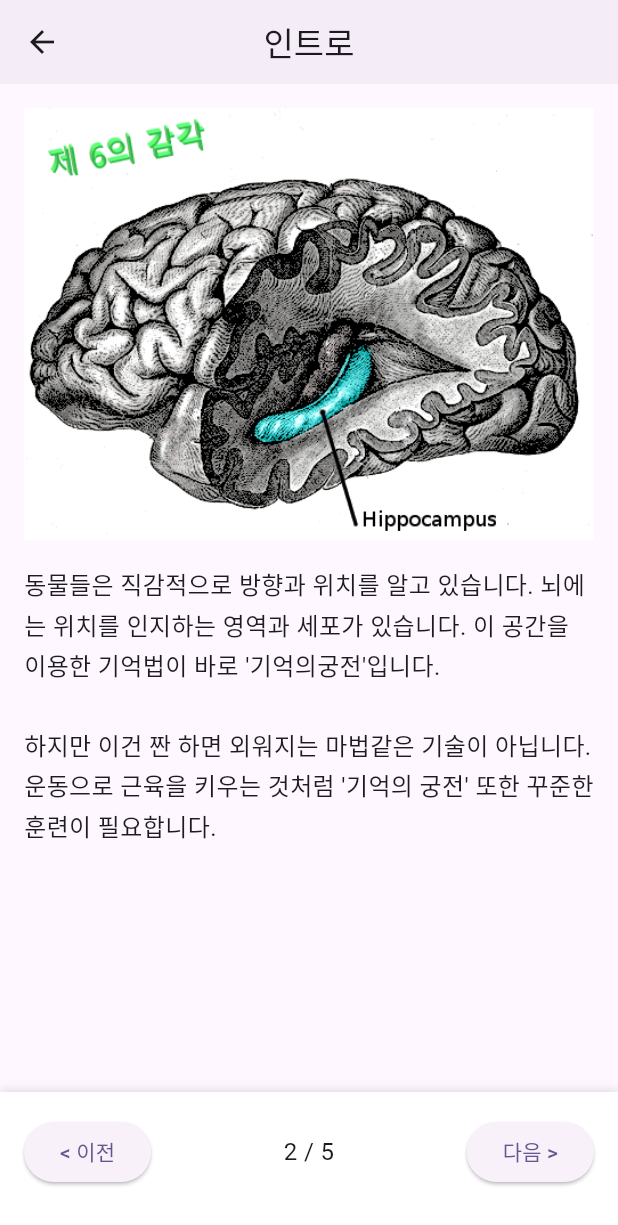
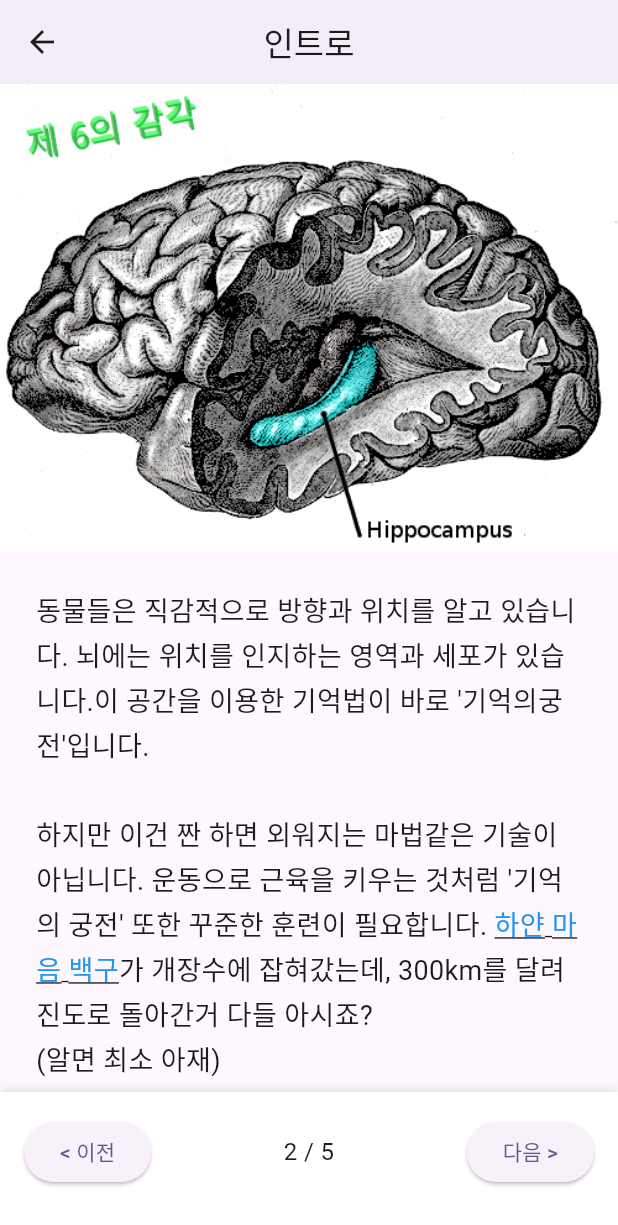
Before and after one commit to sunpark20/new_mplace, a Flutter app: the DayScreen screen opened directly, after a tap on "다음 >", on a phone screen of 412 x 824 dp. Shown: the top 1225 px of the screen. Run offline on Flutter 3.47's test engine with Material 3 defaults, Android fonts, the phone set to English and light mode, and no system bars; drawn by our look-alikes of flutter_html; our stand-ins replace audioplayers, shared_preferences, video_player; accounts and stored records are empty.

Commit message:
day0 완료

```diff
--- a/flutter_app/lib/data/day0.dart
+++ b/flutter_app/lib/data/day0.dart
@@ -9,26 +9,29 @@ class Day0 {
         imageAssetPath: 'assets/images/d0_5.png',
       ),
       TI(
-        text: "동물들은 직감적으로 방향과 위치를 알고 있습니다. 뇌에는 위치를 인지하는 영역과 세포가 있습니다. "
-            "이 공간을 이용한 기억법이 바로 '기억의궁전'입니다. \n\n"
+        text: "동물들은 직감적으로 방향과 위치를 알고 있습니다. 뇌에는 위치를 인지하는 영역과 세포가 있습니다."
+            "이 공간을 이용한 기억법이 바로 '기억의궁전'입니다. <br><br>"
             "하지만 이건 짠 하면 외워지는 마법같은 기술이 아닙니다. "
-            "운동으로 근육을 키우는 것처럼 '기억의 궁전' 또한 꾸준한 훈련이 필요합니다. ",
+            "운동으로 근육을 키우는 것처럼 '기억의 궁전' 또한 꾸준한 훈련이 필요합니다. "
+            "<a href='https://namu.wiki/w/%ED%95%98%EC%96%80%EB%A7%88%EC%9D%8C%20%EB%B0%B1%EA%B5%AC'>하얀 마음 백구</a>가 개장수에 잡혀갔는데, 300km를 달려 진도로 돌아간거 다들 아시죠?<br>"
+            "(알면 최소 아재)",
         imageAssetPath: 'assets/images/d0_2.png',
-      ),
+      ).asHtml(),
       TI(
         text: "프로 기억력 선수들과 '기억의궁전'을 배운 많은 사람들이 기억술의 힘을 증명하고 있습니다.\n"
             "학교에서 성적을 잘 받거나, 얼굴과 이름을 기억하는 등 생활 전반에 도움이 될 것입니다."
-            " 그리고 옥스포드 사전의 6만개 단어의 뜻을 암기하고, 8만자리의 원주율값을 순서대로 외우는 등의 엄청난 능력을 발휘할 수도 있습니다.",
+            " 그리고 옥스포드 사전의 6만개 단어의 뜻을 암기하고, <a href='https://www.guinnessworldrecords.com/world-records/most-pi-places-memorised'>7만자리의 원주율값을 순서대로 외우는</a> 등 엄청난 능력을 발휘할 수도 있습니다.",
         imageAssetPath: 'assets/images/d0_1.png',
-      ),
+      ).asHtml(),
       TI(
-        text: "기억력대회를 취재하러 갔다가, 1년만에 미국기억력 챔피언이 된 기자의 ted 강연입니다.\n   ▽\n나중에 보셔도 됩니다. 데이터조심!",
+        text: "특별한 사람들의 이야기 같나요?? 기억력대회를 취재하러 갔다가, 1년만에 미국기억력 챔피언이 된 <span style='color: red; font-size: 23px;'>평범한</span> 기자의 ted 강연입니다.\n   ▽\n나중에 보셔도 됩니다. 데이터조심!",
       ).asYoutubeLink(),
       TI(
         text: "천재? 똑똑함? 과는 상관없습니다. 인간에게는 장소를 기억하는 힘이 있습니다."
+            "저는 아주 인간입니다.\n연습을 통해 카드 한덱의 순서를 맞추고, 몇십자리의 숫자를 외웠습니다."
             "\n간단한 기억법부터 시작해서 '기억의 궁전'을 배워 봅시다. 레츠고!",
         imageAssetPath: 'assets/images/d0_3.png',
-      ),
+      ).asHtml(),
     ];
   }
 }
--- a/flutter_app/lib/screens/day_screen.dart
+++ b/flutter_app/lib/screens/day_screen.dart
@@ -4,6 +4,7 @@ import 'dart:math';
 import 'package:flutter/material.dart';
 import 'package:audioplayers/audioplayers.dart';
 import 'package:flutter_html/flutter_html.dart';
+import 'package:url_launcher/url_launcher.dart';
 
 import '../models/ti.dart';
 
@@ -390,7 +391,7 @@ class _DayScreenState extends State<DayScreen> {
                     }
                   },
                   child: SingleChildScrollView(
-                    padding: const EdgeInsets.all(16.0),
+                    padding: EdgeInsets.zero,
                     child: Column(
                       crossAxisAlignment: CrossAxisAlignment.stretch,
                       children: [
@@ -399,7 +400,8 @@ class _DayScreenState extends State<DayScreen> {
                             padding: const EdgeInsets.only(bottom: 16.0),
                             child: Image.asset(
                               ti.imageAssetPath!,
-                              fit: BoxFit.contain,
+                              width: double.infinity,
+                              fit: BoxFit.fitWidth,
                               errorBuilder: (context, error, stackTrace) {
                                 debugPrint(
                                     'Error loading image ${ti.imageAssetPath}: $error');
@@ -419,7 +421,8 @@ class _DayScreenState extends State<DayScreen> {
                             padding: const EdgeInsets.only(bottom: 16.0),
                             child: Image.asset(
                               ti.resultImageAssetPath!,
-                              fit: BoxFit.contain,
+                              width: double.infinity,
+                              fit: BoxFit.fitWidth,
                               errorBuilder: (context, error, stackTrace) {
                                 debugPrint(
                                     'Error loading result image ${ti.resultImageAssetPath}: $error');
@@ -435,11 +438,10 @@ class _DayScreenState extends State<DayScreen> {
                             ),
                           ),
                         if (ti.hasAnimation && ti.animationFrames!.isNotEmpty)
-                          Padding(
-                            padding: const EdgeInsets.only(bottom: 16.0),
-                            child: Image.asset(
+                            Image.asset(
                               ti.animationFrames![_currentAnimationFrame],
-                              fit: BoxFit.contain,
+                              width: double.infinity,
+                              fit: BoxFit.fitWidth,
                               errorBuilder: (context, error, stackTrace) {
                                 debugPrint(
                                     'Error loading animation frame: $error');
@@ -452,22 +454,45 @@ class _DayScreenState extends State<DayScreen> {
                                 );
                               },
                             ),
-                          ),
                         if (ti.isHtml)
-                          Html(
-                            data: ti.text,
-                            onLinkTap: (url, attributes, element) {
-                              debugPrint('Link tapped: $url');
-                            },
+                          Padding(
+                            padding: const EdgeInsets.symmetric(horizontal: 16.0),
+                            child: Html(
+                              data: ti.text,
+                              style: {
+                                "body": Style(
+                                  fontSize: FontSize(18.0),
+                                  lineHeight: LineHeight(1.6),
+                                ),
+                              },
+                              onLinkTap: (url, attributes, element) async {
+                                debugPrint('Link tapped: $url');
+                                if (url != null) {
+                                  final uri = Uri.parse(url);
+                                  try {
+                                    if (await canLaunchUrl(uri)) {
+                                      await launchUrl(uri, mode: LaunchMode.externalApplication);
+                                    } else {
+                                      debugPrint('Could not launch $url');
+                                    }
+                                  } catch (e) {
+                                    debugPrint('Error launching url: $e');
+                                  }
+                                }
+                              },
+                            ),
                           )
-                        else
-                          Text(
-                            ti.text,
-                            style: const TextStyle(fontSize: 16, height: 1.6),
+                      else
+                          Padding(
+                            padding: const EdgeInsets.symmetric(horizontal: 16.0),
+                            child: Text(
+                              ti.text,
+                              style: const TextStyle(fontSize: 18, height: 1.6),
+                            ),
                           ),
                         if (ti.hasTimer && _remainingSeconds > 0)
                           Padding(
-                            padding: const EdgeInsets.only(top: 24.0),
+                            padding: const EdgeInsets.only(top: 24.0, left: 16.0, right: 16.0),
                             child: Column(
                               children: [
                                 Text(
@@ -489,7 +514,7 @@ class _DayScreenState extends State<DayScreen> {
                           ),
                         if (ti.isYoutubeLink)
                           Padding(
-                            padding: const EdgeInsets.only(top: 24.0),
+                            padding: const EdgeInsets.only(top: 24.0, left: 16.0, right: 16.0),
                             child: ElevatedButton.icon(
                               onPressed: () {
                                 try {
@@ -515,6 +540,7 @@ class _DayScreenState extends State<DayScreen> {
                               ),
                             ),
                           ),
+                        const SizedBox(height: 32), // Add bottom padding for better scrolling
                       ],
                     ),
                   ),
--- a/flutter_app/pubspec.yaml
+++ b/flutter_app/pubspec.yaml
@@ -45,6 +45,7 @@ dependencies:
 
   # UI utilities
   flutter_html: ^3.0.0-beta.2
+  url_launcher: ^6.3.1
 
 dev_dependencies:
   flutter_test:
```
Also changed, not shown: flutter_app/lib/screens/video_screen.dart (+99 -17 lines), flutter_app/.claude/settings.json (added), flutter_app/pubspec.lock, 10 other files.
